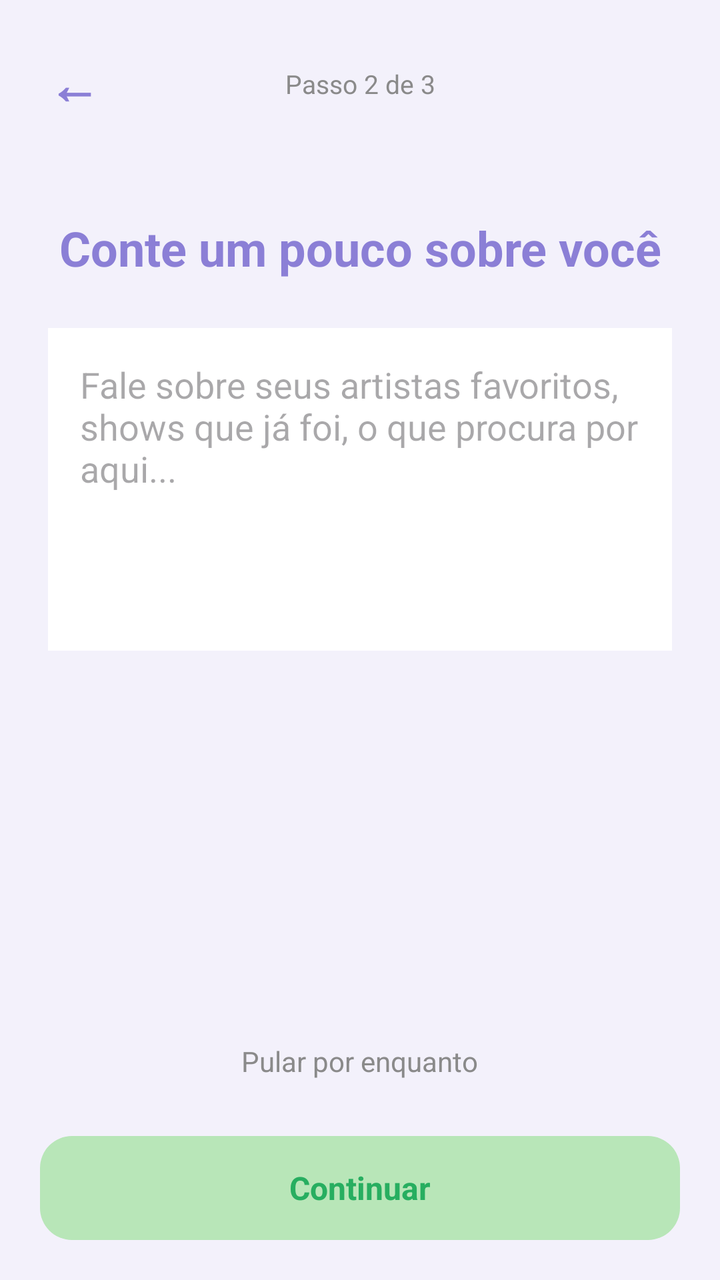
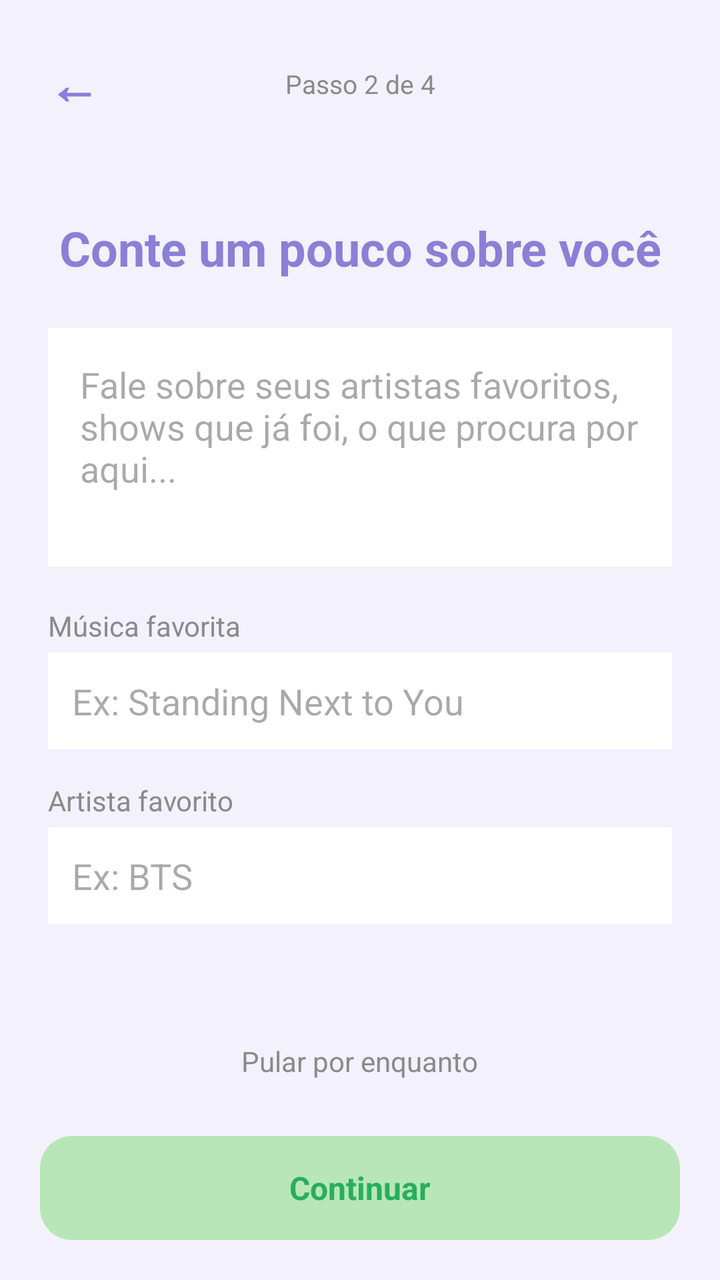

Two renders of the same Android screen: before a commit and after it. Below are the layout's source before the change and the commit's diff.
<!-- AndroidManifest.xml: activity theme Theme.MeetBeat -->
<!-- res/layout/activity_onboarding_bio.xml -->
<?xml version="1.0" encoding="utf-8"?>

<LinearLayout xmlns:android="http://schemas.android.com/apk/res/android"
    android:layout_width="match_parent"
    android:layout_height="match_parent"
    android:orientation="vertical"
    android:background="@color/purple_light">

    <LinearLayout
        android:layout_width="match_parent"
        android:layout_height="wrap_content"
        android:orientation="horizontal"
        android:gravity="center_vertical"
        android:padding="16dp">

        <TextView
            android:id="@+id/btnVoltarOnboarding"
            android:layout_width="wrap_content"
            android:layout_height="wrap_content"
            android:text="←"
            android:textSize="26sp"
            android:textColor="@color/purple_primary"
            android:textStyle="bold"
            android:padding="8dp"
            android:clickable="true"
            android:focusable="true" />

        <TextView
            android:layout_width="0dp"
            android:layout_height="wrap_content"
            android:layout_weight="1"
            android:text="Passo 2 de 3"
            android:textColor="@color/text_gray"
            android:textSize="13sp"
            android:gravity="center" />

        <View
            android:layout_width="42dp"
            android:layout_height="1dp" />

    </LinearLayout>

    <TextView
        android:layout_width="match_parent"
        android:layout_height="wrap_content"
        android:padding="24dp"
        android:text="Conte um pouco sobre você"
        android:textColor="@color/purple_primary"
        android:textSize="24sp"
        android:textStyle="bold"
        android:gravity="center" />

    <LinearLayout
        android:layout_width="match_parent"
        android:layout_height="0dp"
        android:layout_weight="1"
        android:orientation="vertical"
        android:paddingHorizontal="24dp">

        <EditText
            android:id="@+id/editBioOnboarding"
            android:layout_width="match_parent"
            android:layout_height="wrap_content"
            android:background="@color/card_background"
            android:padding="16dp"
            android:hint="Fale sobre seus artistas favoritos, shows que já foi, o que procura por aqui..."
            android:gravity="top"
            android:minLines="6"
            android:inputType="textMultiLine" />

    </LinearLayout>

    <TextView
        android:id="@+id/btnPularBio"
        android:layout_width="wrap_content"
        android:layout_height="wrap_content"
        android:layout_gravity="center"
        android:text="Pular por enquanto"
        android:textColor="@color/text_gray"
        android:textSize="14sp"
        android:padding="8dp"
        android:clickable="true"
        android:focusable="true" />

    <TextView
        android:id="@+id/btnContinuarBio"
        android:layout_width="match_parent"
        android:layout_height="52dp"
        android:layout_margin="20dp"
        android:background="@drawable/bg_button_accept"
        android:gravity="center"
        android:text="Continuar"
        android:textColor="#27AE60"
        android:textStyle="bold"
        android:textSize="16sp"
        android:clickable="true"
        android:focusable="true" />

</LinearLayout>
<!-- resources referenced by this layout -->
<resources>
  <color name="card_background">#FFFFFF</color>
  <color name="purple_light">#F3F1FB</color>
  <color name="purple_primary">#8B7FD6</color>
  <color name="text_gray">#8A8A8A</color>
  <!-- drawable bg_button_accept (drawable) -->
  <?xml version="1.0" encoding="utf-8"?>
  <shape xmlns:android="http://schemas.android.com/apk/res/android"
      android:shape="rectangle">
      <solid android:color="@color/accept_green" />
      <corners android:radius="16dp" />
  </shape>
  <style name="Theme.MeetBeat" parent="Base.Theme.MeetBeat" />
  <color name="accept_green">#B8E6B8</color>
  <style name="Base.Theme.MeetBeat" parent="Theme.Material3.DayNight.NoActionBar">
          
          
      </style>
</resources>

<!-- the commit's change to res/layout/activity_onboarding_bio.xml (unified diff, before → after) -->
@@ -29,7 +29,7 @@
             android:layout_width="0dp"
             android:layout_height="wrap_content"
             android:layout_weight="1"
-            android:text="Passo 2 de 3"
+            android:text="Passo 2 de 4"
             android:textColor="@color/text_gray"
             android:textSize="13sp"
             android:gravity="center" />
@@ -50,25 +50,66 @@
         android:textStyle="bold"
         android:gravity="center" />
 
-    <LinearLayout
+    <ScrollView
         android:layout_width="match_parent"
         android:layout_height="0dp"
-        android:layout_weight="1"
-        android:orientation="vertical"
-        android:paddingHorizontal="24dp">
+        android:layout_weight="1">
 
-        <EditText
-            android:id="@+id/editBioOnboarding"
+        <LinearLayout
             android:layout_width="match_parent"
             android:layout_height="wrap_content"
-            android:background="@color/card_background"
-            android:padding="16dp"
-            android:hint="Fale sobre seus artistas favoritos, shows que já foi, o que procura por aqui..."
-            android:gravity="top"
-            android:minLines="6"
-            android:inputType="textMultiLine" />
+            android:orientation="vertical"
+            android:paddingHorizontal="24dp">
 
-    </LinearLayout>
+            <EditText
+                android:id="@+id/editBioOnboarding"
+                android:layout_width="match_parent"
+                android:layout_height="wrap_content"
+                android:background="@color/card_background"
+                android:padding="16dp"
+                android:hint="Fale sobre seus artistas favoritos, shows que já foi, o que procura por aqui..."
+                android:gravity="top"
+                android:minLines="4"
+                android:inputType="textMultiLine" />
+
+            <TextView
+                android:layout_width="wrap_content"
+                android:layout_height="wrap_content"
+                android:layout_marginTop="20dp"
+                android:text="Música favorita"
+                android:textColor="@color/text_gray"
+                android:textSize="14sp" />
+
+            <EditText
+                android:id="@+id/editMusicaFavorita"
+                android:layout_width="match_parent"
+                android:layout_height="wrap_content"
+                android:background="@color/card_background"
+                android:padding="12dp"
+                android:layout_marginTop="4dp"
+                android:hint="Ex: Standing Next to You" />
+
+            <TextView
+                android:layout_width="wrap_content"
+                android:layout_height="wrap_content"
+                android:layout_marginTop="16dp"
+                android:text="Artista favorito"
+                android:textColor="@color/text_gray"
+                android:textSize="14sp" />
+
+            <EditText
+                android:id="@+id/editArtistaFavorito"
+                android:layout_width="match_parent"
+                android:layout_height="wrap_content"
+                android:background="@color/card_background"
+                android:padding="12dp"
+                android:layout_marginTop="4dp"
+                android:layout_marginBottom="16dp"
+                android:hint="Ex: BTS" />
+
+        </LinearLayout>
+
+    </ScrollView>
 
     <TextView
         android:id="@+id/btnPularBio"
